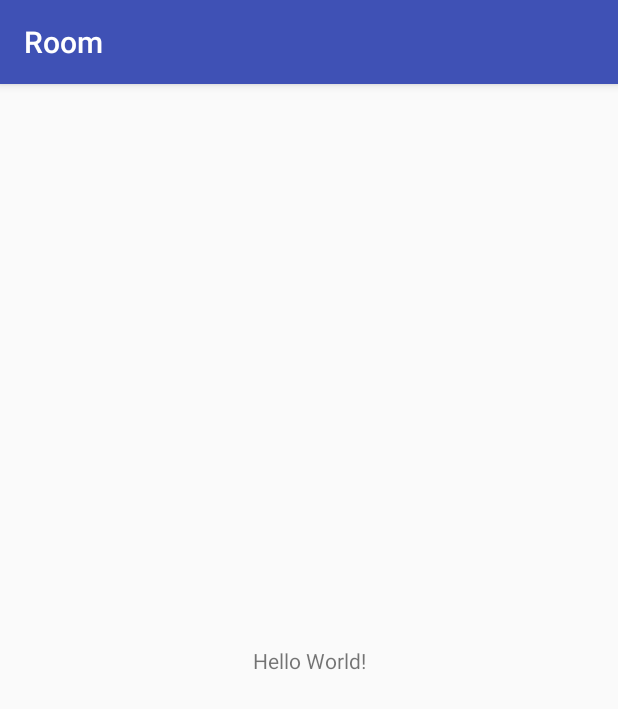
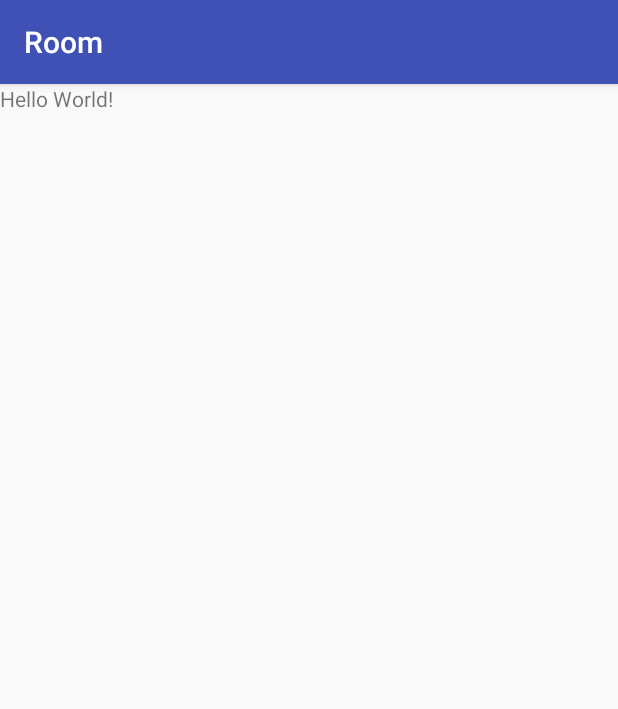
Before and after one commit to defio/Room-experimets, an Android app: the screen it shows after launch (MainActivity), on a phone screen of 412 x 824 dp. Shown: the top 709 px of the screen. Run offline under Robolectric (Android 15) with nearby library versions, the phone set to English and light mode, and no system bars; our stand-ins replace Room's generated code.

```diff
--- a/app/src/main/java/com/nicoladefiorenze/room/MainActivity.java
+++ /dev/null
@@ -1,13 +0,0 @@
-package com.nicoladefiorenze.room;
-
-import android.support.v7.app.AppCompatActivity;
-import android.os.Bundle;
-
-public class MainActivity extends AppCompatActivity {
-
-    @Override
-    protected void onCreate(Bundle savedInstanceState) {
-        super.onCreate(savedInstanceState);
-        setContentView(R.layout.activity_main);
-    }
-}
--- /dev/null
+++ b/app/src/main/java/com/nicoladefiorenze/room/MainActivity.kt
@@ -0,0 +1,37 @@
+package com.nicoladefiorenze.room
+
+import android.os.AsyncTask
+import android.os.Bundle
+import android.support.v7.app.AppCompatActivity
+import com.nicoladefiorenze.room.database.DatabaseProvider
+import com.nicoladefiorenze.room.database.User
+
+class MainActivity : AppCompatActivity() {
+
+    override fun onCreate(savedInstanceState: Bundle?) {
+        super.onCreate(savedInstanceState)
+        setContentView(R.layout.activity_main)
+
+
+
+        object : AsyncTask<Void, Void, Void>() {
+
+            override fun doInBackground(vararg params: Void): Void? {
+                var database = DatabaseProvider.getDatabase(applicationContext)
+
+                val user1 = User()
+                user1.name = "nicola"
+
+                val userDao = database.userDao()
+                userDao.insertAll(user1)
+
+                val all = userDao.getAll()
+                println(all)
+
+                return null
+
+            }
+        }.execute()
+
+    }
+}
--- /dev/null
+++ b/app/src/main/java/com/nicoladefiorenze/room/database/Database.kt
@@ -0,0 +1,17 @@
+package com.nicoladefiorenze.room.database
+
+import android.arch.persistence.room.RoomDatabase
+import android.arch.persistence.room.Database
+
+/**
+ * Project: Room<br/>
+ * <br/>
+ * created on: 2017-05-20
+ *
+ * @author Nicola De Fiorenze
+ */
+
+@Database(entities = arrayOf(User::class), version = 1)
+abstract class Database : RoomDatabase() {
+    abstract fun userDao(): UserDao
+}
--- /dev/null
+++ b/app/src/main/java/com/nicoladefiorenze/room/database/DatabaseProvider.kt
@@ -0,0 +1,25 @@
+package com.nicoladefiorenze.room.database
+
+import android.arch.persistence.room.Room
+import android.content.Context
+
+
+/**
+ * Project: Room<br/>
+ * <br/>
+ * created on: 2017-05-20
+ *
+ * @author Nicola De Fiorenze
+ */
+object DatabaseProvider {
+
+    private var db: Database? = null
+
+    fun getDatabase(context: Context): Database {
+        if (db == null) {
+            return Room.databaseBuilder(context, Database::class.java, "experimental-database").build()
+        }
+        return db!!
+    }
+
+}
--- a/app/src/main/java/com/nicoladefiorenze/room/database/User.kt
+++ b/app/src/main/java/com/nicoladefiorenze/room/database/User.kt
@@ -1,4 +1,8 @@
 package com.nicoladefiorenze.room.database
+
+import android.arch.persistence.room.Entity
+import android.arch.persistence.room.PrimaryKey
+
 
 /**
  * Project: Room<br/>
@@ -8,3 +12,10 @@ package com.nicoladefiorenze.room.database
  *
  * @author Nicola De Fiorenze
  */
+
+@Entity(tableName = "user")
+class User {
+    @PrimaryKey(autoGenerate = true)
+    var id: Int = 0
+    var name: String = ""
+}
--- a/app/src/main/res/layout/activity_main.xml
+++ b/app/src/main/res/layout/activity_main.xml
@@ -1,5 +1,5 @@
 <?xml version="1.0" encoding="utf-8"?>
-<android.support.constraint.ConstraintLayout
+<LinearLayout
     xmlns:android="http://schemas.android.com/apk/res/android"
     xmlns:app="http://schemas.android.com/apk/res-auto"
     xmlns:tools="http://schemas.android.com/tools"
@@ -10,10 +10,6 @@
     <TextView
         android:layout_width="wrap_content"
         android:layout_height="wrap_content"
-        android:text="Hello World!"
-        app:layout_constraintBottom_toBottomOf="parent"
-        app:layout_constraintLeft_toLeftOf="parent"
-        app:layout_constraintRight_toRightOf="parent"
-        app:layout_constraintTop_toTopOf="parent"/>
+        android:text="Hello World!"/>
 
-</android.support.constraint.ConstraintLayout>
+</LinearLayout>
```
Also changed, not shown: app/build.gradle (+11 -9 lines), app/src/main/java/com/nicoladefiorenze/room/database/UserDao.kt (added, +26 -0 lines), build.gradle (+8 -0 lines), 1 other file.
